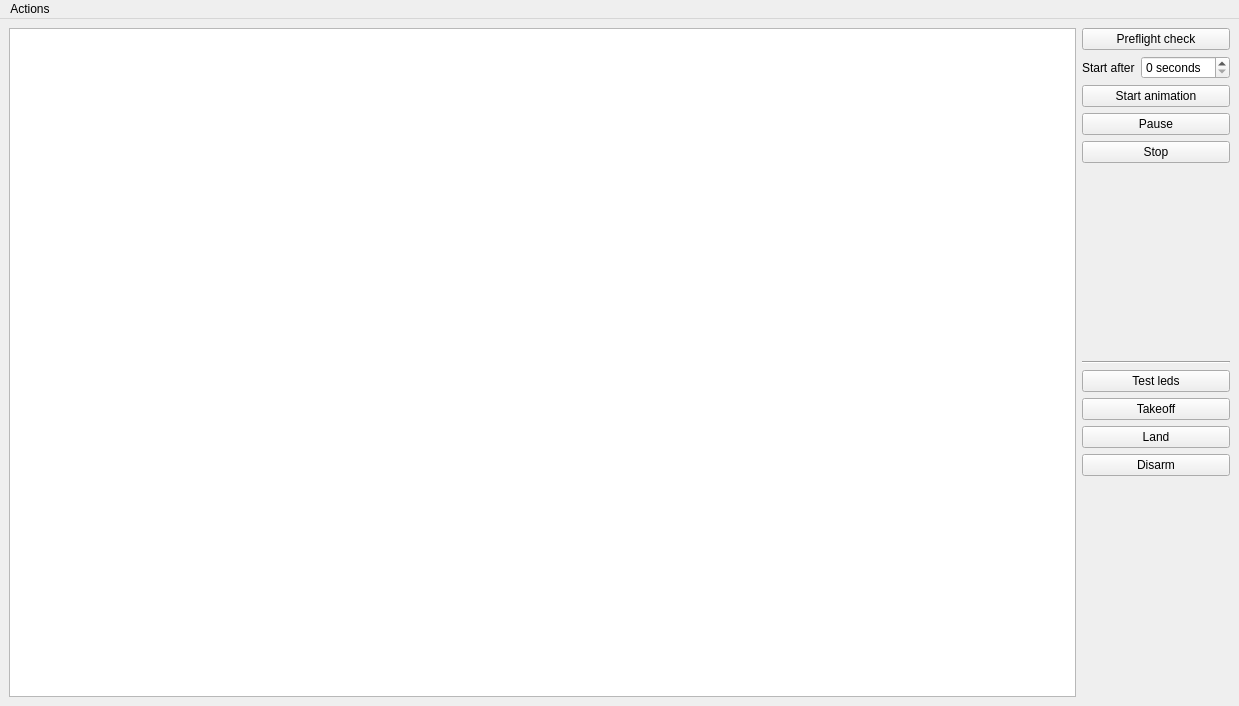
Qt form Server/server_gui.ui (CopterExpress/clever-show) before a commit.
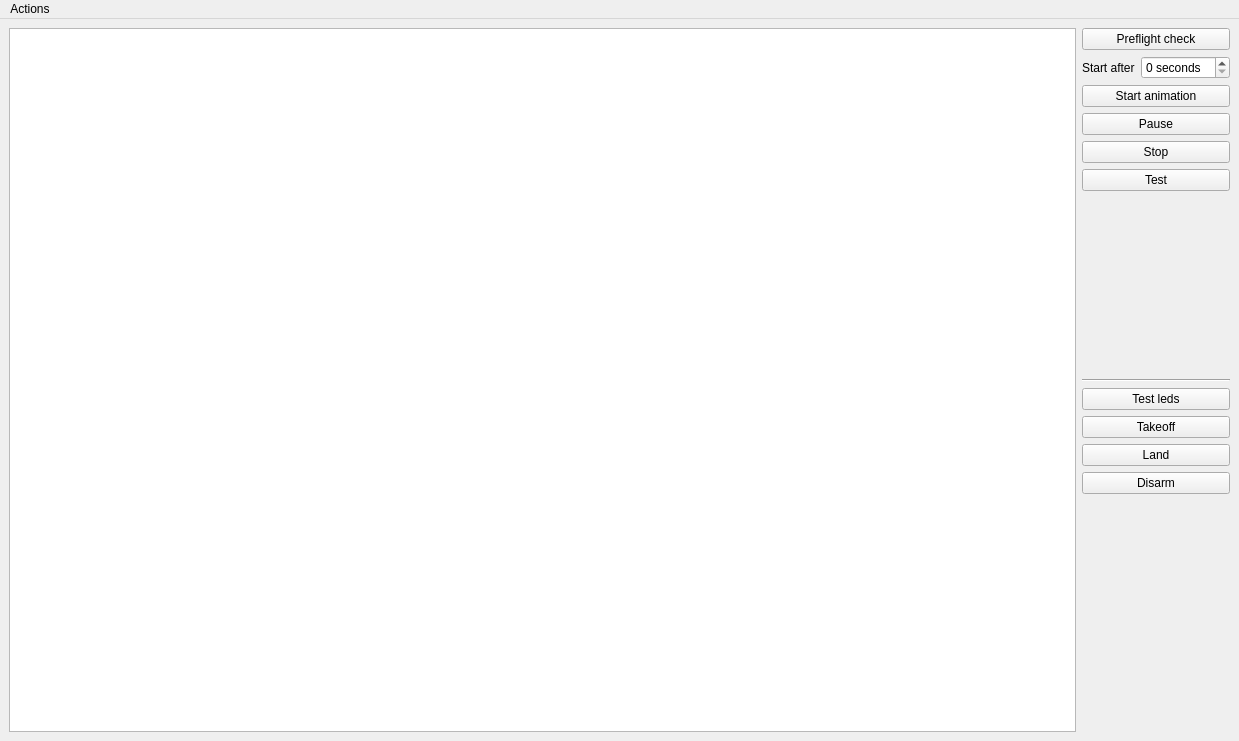
The same form after that commit.

Commit message: write test function

Diff of the .ui file:
```diff
--- a/Server/server_gui.ui
+++ b/Server/server_gui.ui
@@ -7,7 +7,7 @@
     <x>0</x>
     <y>0</y>
     <width>1239</width>
-    <height>706</height>
+    <height>741</height>
    </rect>
   </property>
   <property name="windowTitle">
@@ -91,6 +91,13 @@
             </property>
            </widget>
           </item>
+          <item row="6" column="0" colspan="2">
+           <widget class="QPushButton" name="test_Button">
+            <property name="text">
+             <string>Test</string>
+            </property>
+           </widget>
+          </item>
          </layout>
         </item>
         <item>
```
Left out of the diff: 2 changed lines with no effect on the pictures. The commit also changes 3 other files.
